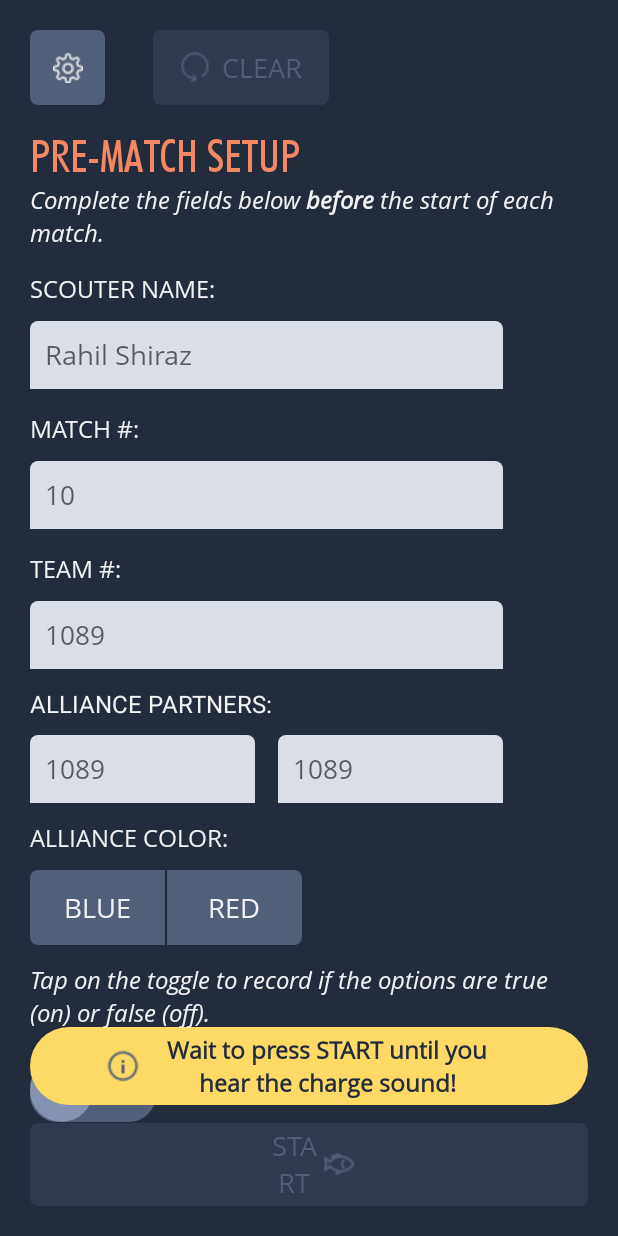
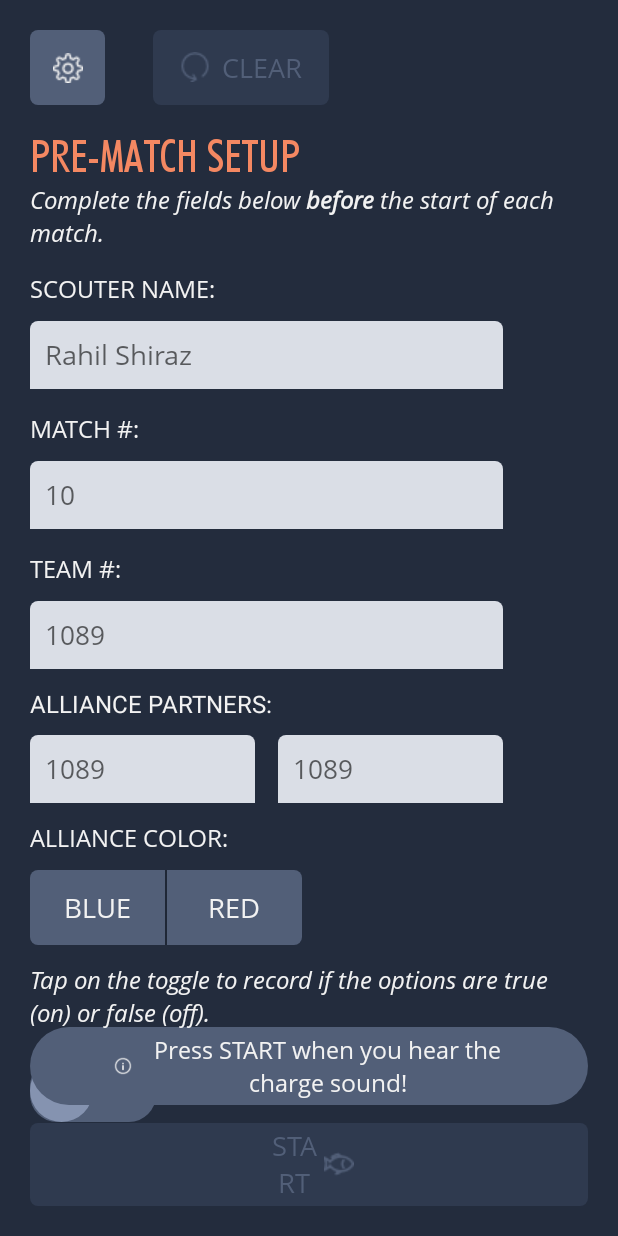
Before and after one commit to Mercury1089/2025-scouting-app, an Android app: the screen it shows after launch (PregameActivity), on a phone screen of 412 x 824 dp. Run offline under Robolectric (Android 15) with nearby library versions, the phone set to English and light mode, and no system bars.

Commit message:
updated pregame start_directions bg color and added states file

```diff
--- a/app/src/main/res/drawable/start_directions.xml
+++ b/app/src/main/res/drawable/start_directions.xml
@@ -5,7 +5,7 @@
     android:gravity="center"
     android:height="30dp"
     android:width="100dp">
-    <solid android:color="@color/banana" />
+    <solid android:color="@drawable/start_directions_bg_color_states" />
     <corners android:radius="50dp" />
     <padding
         android:bottom="4dp"
--- /dev/null
+++ b/app/src/main/res/drawable/start_directions_bg_color_states.xml
@@ -0,0 +1,6 @@
+<?xml version="1.0" encoding="utf-8"?>
+<selector xmlns:android="http://schemas.android.com/apk/res/android">
+    <item android:state_enabled="false"
+        android:color="@color/night" /> <!-- disabled -->
+    <item android:color="@color/ocean" /> <!-- default -->
+</selector>
--- a/app/src/main/res/drawable/pregame_toast_symbol_states.xml
+++ b/app/src/main/res/drawable/start_directions_symbol_states.xml
@@ -2,8 +2,8 @@
 <selector xmlns:android="http://schemas.android.com/apk/res/android">
     <!--  Non focused states -->
     <item android:state_enabled="false"
-        android:drawable="@drawable/pregame_toast_symbol_disabled" />
+        android:drawable="@drawable/start_directions_symbol_disabled" />
     <!--  Focused states -->
-    <item android:drawable="@drawable/pregame_toast_symbol_disabled" />
+    <item android:drawable="@drawable/start_directions_symbol" />
 
 </selector>
--- a/app/src/main/res/layout/activity_pregame.xml
+++ b/app/src/main/res/layout/activity_pregame.xml
@@ -274,13 +274,13 @@
         android:layout_height="wrap_content"
         android:layout_marginBottom="12dp"
         android:background="@drawable/start_directions"
-        android:drawableStart="@drawable/pregame_toast_symbol_states"
+        android:drawableStart="@drawable/start_directions_symbol_states"
+        android:enabled="true"
         android:fontFamily="@font/open_sans"
         android:gravity="center"
         android:text="@string/StartButtonDirections"
-        android:textColor="@color/bg_general"
+        android:textColor="@drawable/text_states"
         android:textSize="@dimen/input_label_text_size"
-        android:textStyle="bold"
         app:layout_constraintBottom_toTopOf="@+id/StartButton"
         app:layout_constraintEnd_toEndOf="parent"
         app:layout_constraintHorizontal_bias="0.506"
--- a/app/src/main/res/values/strings.xml
+++ b/app/src/main/res/values/strings.xml
@@ -38,7 +38,7 @@
 
     <!-- Directions -->
         <string name="SetupDirections">Complete the fields below <b>before</b> the start of each match.</string>
-        <string name="StartButtonDirections">Wait to press START until you hear the charge sound!</string>
+        <string name="StartButtonDirections">Press START when you hear the charge sound!</string>
         <string name="StartingPositionDirections">Tap on the field diagram below to mark the robot’s starting position.</string>
 
     <!-- Button Texts -->
```
Also changed, not shown: app/src/main/res/drawable/start_directions_symbol.png (renamed from app/src/main/res/drawable/pregame_toast_symbol.png), app/src/main/res/drawable/start_directions_symbol_disabled.png (renamed from app/src/main/res/drawable/pregame_toast_symbol_disabled.png).
